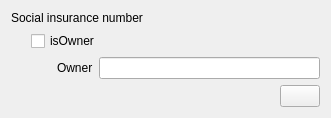
The window that global_resources/forms/subforms/generic/fullidentity/ui/xx/social.ui (FreeHealth/freehealth) describes before a commit, drawn with Qt 5.
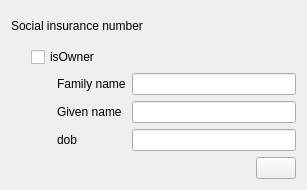
The same window after the commit.

Commit message: adapt social security number widget to actual data

```diff
--- a/global_resources/forms/subforms/generic/fullidentity/ui/xx/social.ui
+++ b/global_resources/forms/subforms/generic/fullidentity/ui/xx/social.ui
@@ -6,8 +6,8 @@
    <rect>
     <x>0</x>
     <y>0</y>
-    <width>331</width>
-    <height>106</height>
+    <width>307</width>
+    <height>190</height>
    </rect>
   </property>
   <property name="windowTitle">
@@ -29,7 +29,7 @@
      <item row="1" column="2">
       <widget class="QLabel" name="ownerLabel">
        <property name="text">
-        <string>Owner</string>
+        <string>Family name</string>
        </property>
        <property name="buddy">
         <cstring>ownerEdit</cstring>
@@ -94,6 +94,26 @@
        </property>
       </spacer>
      </item>
+     <item row="2" column="2">
+      <widget class="QLabel" name="ownerGivenNameLabel">
+       <property name="text">
+        <string>Given name</string>
+       </property>
+      </widget>
+     </item>
+     <item row="2" column="3">
+      <widget class="QLineEdit" name="ownerGivenNameEdit"/>
+     </item>
+     <item row="3" column="3">
+      <widget class="QLineEdit" name="ownerDobLineEdit"/>
+     </item>
+     <item row="3" column="2">
+      <widget class="QLabel" name="ownerDobLabel">
+       <property name="text">
+        <string>dob</string>
+       </property>
+      </widget>
+     </item>
     </layout>
    </item>
    <item row="2" column="0" colspan="2">
```
Left out of the diff: 76 changed lines with no effect on the pictures. The commit also changes 1 other file.
